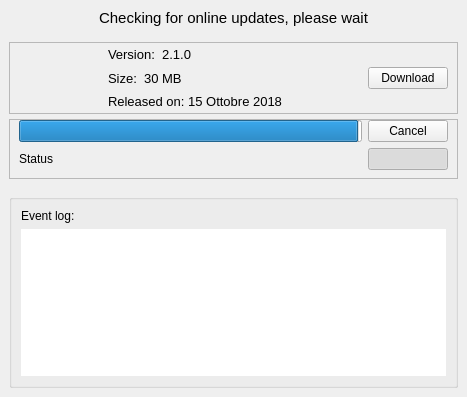
This is apps/Biopen_wizard/updater.ui in bellonemauro/Labonatip2.0 as Qt 5 draws it before an edit. The edited form follows.
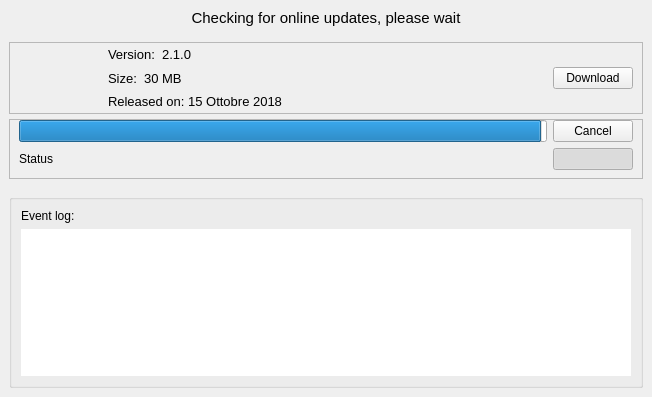
This is the edited form. Icons and pictures are not drawn.

```diff
--- a/apps/Biopen_wizard/updater.ui
+++ b/apps/Biopen_wizard/updater.ui
@@ -6,7 +6,7 @@
    <rect>
     <x>0</x>
     <y>0</y>
-    <width>467</width>
+    <width>652</width>
     <height>397</height>
    </rect>
   </property>
@@ -46,7 +46,7 @@
         <rect>
          <x>0</x>
          <y>0</y>
-         <width>467</width>
+         <width>652</width>
          <height>397</height>
         </rect>
        </property>
```
